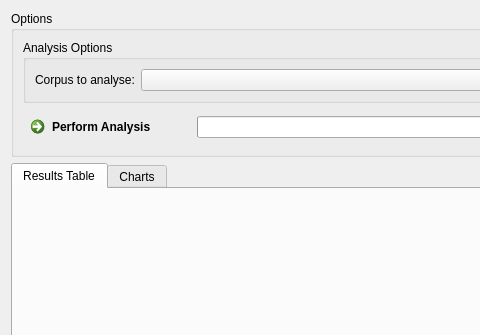
First picture: the form in app/statistics/prosody/GlobalProsodicProfileWidget.ui, repository praaline/Praaline, before the edit; both pictures show x 0 to 480 and y 0 to 335 of the 944 by 738 pixel window.
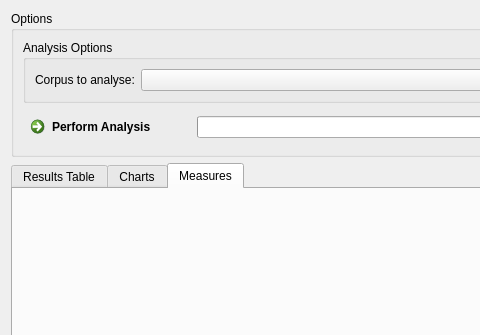
Second picture: the form after the edit.

What changed in the file:
```diff
--- a/app/statistics/prosody/GlobalProsodicProfileWidget.ui
+++ b/app/statistics/prosody/GlobalProsodicProfileWidget.ui
@@ -102,7 +102,7 @@
    <item row="1" column="0">
     <widget class="QTabWidget" name="tabWidget">
      <property name="currentIndex">
-      <number>0</number>
+      <number>2</number>
      </property>
      <widget class="QWidget" name="tabResultsTable">
       <attribute name="title">
@@ -116,6 +116,12 @@
       </attribute>
       <layout class="QGridLayout" name="gridLayoutCharts"/>
      </widget>
+     <widget class="QWidget" name="tabMeasureDefinitions">
+      <attribute name="title">
+       <string>Measures</string>
+      </attribute>
+      <layout class="QGridLayout" name="gridLayoutMeasureDefinitions"/>
+     </widget>
     </widget>
    </item>
   </layout>
```
